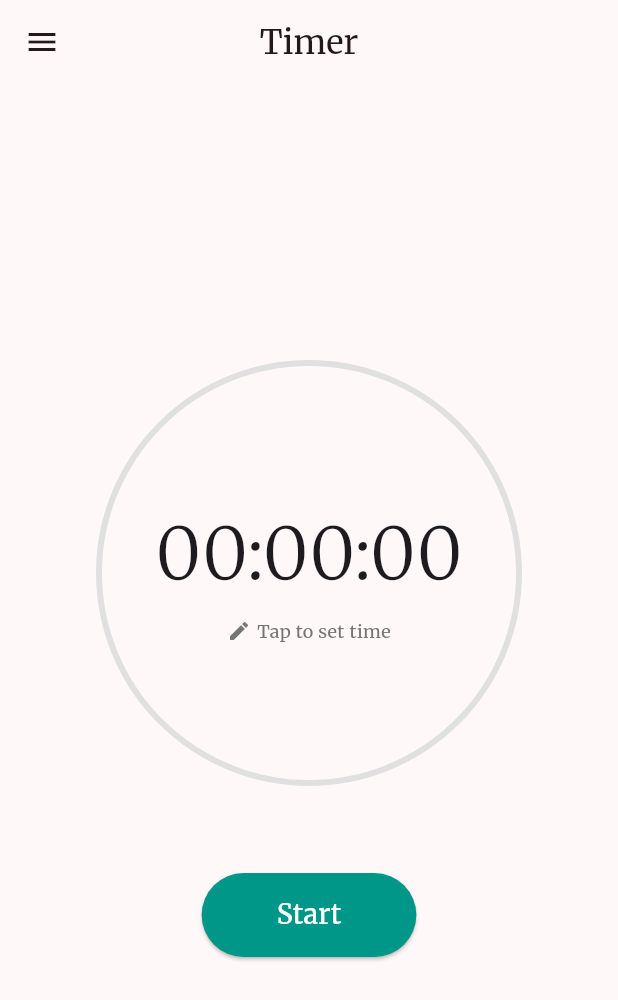
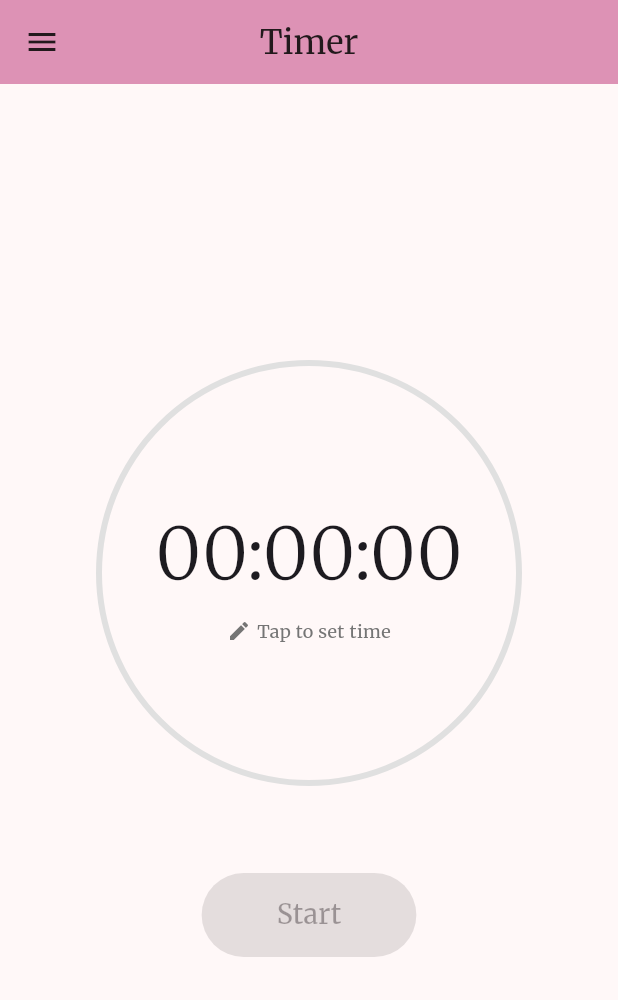
Before and after one commit to wwu-cs450/Habit-Task-Tracker, a Flutter app: the screen it shows after launch, in the side drawer, after a tap on "Timer", on a phone screen of 412 x 824 dp. Shown: the top 1000 px of the screen. Run offline on Flutter 3.47's test engine with Material 3 defaults, Android fonts, the phone set to English and light mode, and no system bars; our stand-ins replace flutter_local_notifications, flutter_timezone, google_fonts, jiffy, logger, table_calendar and 1 more; missing offline and left inert: duration, fuzzywuzzy, localstore.

Commit message:
Copilot suggestions

```diff
--- a/habit_task_tracker/lib/main.dart
+++ b/habit_task_tracker/lib/main.dart
@@ -421,21 +421,6 @@ class _MyHomePageState extends State<MyHomePage> {
                   );
                 },
               ),
-
-              ListTile(
-                leading: const Icon(Icons.timer),
-                title: const Text('Timer'),
-                onTap: () {
-                  debugPrint('Timer tapped');
-                  Navigator.pop(context);
-                  Navigator.push(
-                    context,
-                    MaterialPageRoute(
-                      builder: (_) => TimerPage(habits: _habits),
-                    ),
-                  );
-                },
-              ),
             ],
           ),
         ),
--- a/habit_task_tracker/lib/timer.dart
+++ b/habit_task_tracker/lib/timer.dart
@@ -24,6 +24,7 @@ class _TimerPageState extends State<TimerPage> {
           icon: const Icon(Icons.menu),
           onPressed: () => _scaffoldKey.currentState?.openDrawer(),
         ),
+        backgroundColor: const Color.fromARGB(255, 221, 146, 181),
         title: const Text("Timer"),
         centerTitle: true,
       ),
@@ -91,7 +92,7 @@ class _TimerPageState extends State<TimerPage> {
           ),
         ),
       ),
-      body: Center(child: TimerWidget()),
+      body: const Center(child: TimerWidget()),
     );
   }
 }
@@ -173,6 +174,12 @@ class _TimerWidgetState extends State<TimerWidget> {
     return totalSeconds / _initialSeconds;
   }
 
+  @override
+  void dispose() {
+    _timer?.cancel();
+    super.dispose();
+  }
+
   // AI made the UI based on the design from Figma
 
   @override
@@ -194,7 +201,7 @@ class _TimerWidgetState extends State<TimerWidget> {
                   value: _isRunning ? _progress : 0.0,
                   strokeWidth: 4,
                   backgroundColor: Colors.grey[300],
-                  valueColor: AlwaysStoppedAnimation<Color>(Colors.teal),
+                  valueColor: const AlwaysStoppedAnimation<Color>(Colors.teal),
                 ),
               ),
               // Timer text with visual cue
@@ -231,17 +238,17 @@ class _TimerWidgetState extends State<TimerWidget> {
                       children: [
                         Text(
                           "${_formatTime(_hours)}:${_formatTime(_minutes)}:${_formatTime(_seconds)}",
-                          style: TextStyle(
+                          style: const TextStyle(
                             fontSize: 48,
                             fontWeight: FontWeight.w300,
                           ),
                         ),
-                        SizedBox(height: 8),
+                        const SizedBox(height: 8),
                         Row(
                           mainAxisAlignment: MainAxisAlignment.center,
                           children: [
                             Icon(Icons.edit, size: 16, color: Colors.grey[600]),
-                            SizedBox(width: 4),
+                            const SizedBox(width: 4),
                             Text(
                               "Tap to set time",
                               style: TextStyle(
@@ -259,10 +266,26 @@ class _TimerWidgetState extends State<TimerWidget> {
             ],
           ),
         ),
-        SizedBox(height: 60),
+        const SizedBox(height: 60),
         // Buttons row
-        if (!_isRunning)
-          // Start button (when not running)
+        if (_initialSeconds == 0)
+          // Start button (when timer not set)
+          ElevatedButton(
+            onPressed: null,
+            style: ElevatedButton.styleFrom(
+              backgroundColor: Colors.teal,
+              foregroundColor: Colors.white,
+              padding: const EdgeInsets.symmetric(horizontal: 50, vertical: 15),
+              shape: RoundedRectangleBorder(
+                borderRadius: BorderRadius.circular(30),
+              ),
+            ),
+            child: const Text("Start", style: TextStyle(fontSize: 18)),
+          )
+        else if (!_isRunning &&
+            (_hours != 0 || _minutes != 0 || _seconds != 0) &&
+            _initialSeconds == ((_hours * 3600) + (_minutes * 60) + _seconds))
+          // Start button (when timer is set but never started)
           ElevatedButton(
             onPressed: () {
               _startTimer();
@@ -270,51 +293,39 @@ class _TimerWidgetState extends State<TimerWidget> {
             style: ElevatedButton.styleFrom(
               backgroundColor: Colors.teal,
               foregroundColor: Colors.white,
-              padding: EdgeInsets.symmetric(horizontal: 50, vertical: 15),
+              padding: const EdgeInsets.symmetric(horizontal: 50, vertical: 15),
               shape: RoundedRectangleBorder(
                 borderRadius: BorderRadius.circular(30),
               ),
             ),
-            child: Text("Start", style: TextStyle(fontSize: 18)),
+            child: const Text("Start", style: TextStyle(fontSize: 18)),
           )
         else
-          // Control buttons (when running)
+          // Control buttons (when timer has been started - running or paused)
           Row(
             mainAxisAlignment: MainAxisAlignment.center,
             children: [
-              // Play/Resume button (green)
+              // Pause/Resume toggle button
               Container(
                 decoration: BoxDecoration(
-                  color: Colors.teal,
+                  color: _isRunning ? Colors.grey[700] : Colors.teal,
                   shape: BoxShape.circle,
                 ),
                 child: IconButton(
                   onPressed: () {
-                    _startTimer();
+                    if (_isRunning) {
+                      _pauseTimer();
+                    } else {
+                      _startTimer();
+                    }
                   },
-                  icon: Icon(Icons.play_arrow),
+                  icon: Icon(_isRunning ? Icons.pause : Icons.play_arrow),
                   iconSize: 32,
                   color: Colors.white,
                 ),
               ),
-              SizedBox(width: 20),
-              // Pause button (grey)
-              Container(
-                decoration: BoxDecoration(
-                  color: Colors.grey[700],
-                  shape: BoxShape.circle,
-                ),
-                child: IconButton(
-                  onPressed: () {
-                    _pauseTimer();
-                  },
-                  icon: Icon(Icons.pause),
-                  iconSize: 32,
-                  color: Colors.white,
-                ),
-              ),
-              SizedBox(width: 20),
-              // Reset button (grey)
+              const SizedBox(width: 20),
+              // Reset button
               Container(
                 decoration: BoxDecoration(
                   color: Colors.grey[700],
@@ -324,7 +335,7 @@ class _TimerWidgetState extends State<TimerWidget> {
                   onPressed: () {
                     _resetTimer();
                   },
-                  icon: Icon(Icons.refresh),
+                  icon: const Icon(Icons.refresh),
                   iconSize: 32,
                   color: Colors.white,
                 ),
```
